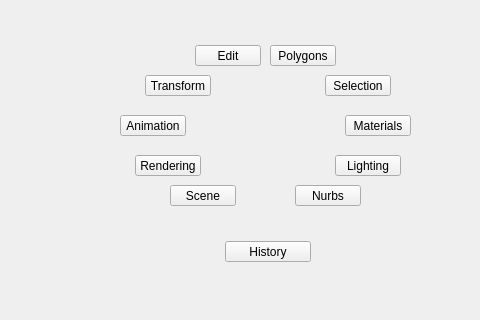
Old version of the form tentacle/ui/main#startmenu.ui in the repository m3trik/tentacle; both pictures show x 109 to 589 and y 178 to 498 of the 753 by 606 pixel window.
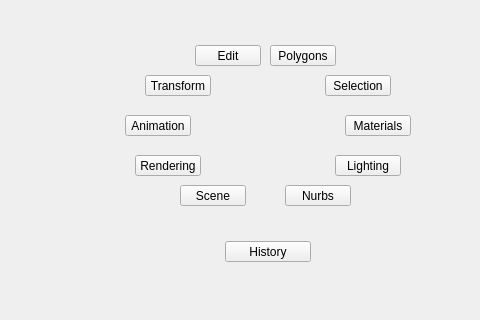
New version of the form. Custom widgets are drawn as their Qt base class.

What changed in the file:
```diff
--- a/tentacle/ui/main#startmenu.ui
+++ b/tentacle/ui/main#startmenu.ui
@@ -133,7 +133,7 @@
          <widget class="QPushButton" name="i013">
           <property name="geometry">
            <rect>
-            <x>15</x>
+            <x>20</x>
             <y>90</y>
             <width>66</width>
             <height>21</height>
@@ -245,7 +245,7 @@
          <widget class="QPushButton" name="i011">
           <property name="geometry">
            <rect>
-            <x>190</x>
+            <x>180</x>
             <y>160</y>
             <width>66</width>
             <height>21</height>
@@ -329,7 +329,7 @@
          <widget class="QPushButton" name="i003">
           <property name="geometry">
            <rect>
-            <x>65</x>
+            <x>75</x>
             <y>160</y>
             <width>66</width>
             <height>21</height>
```
